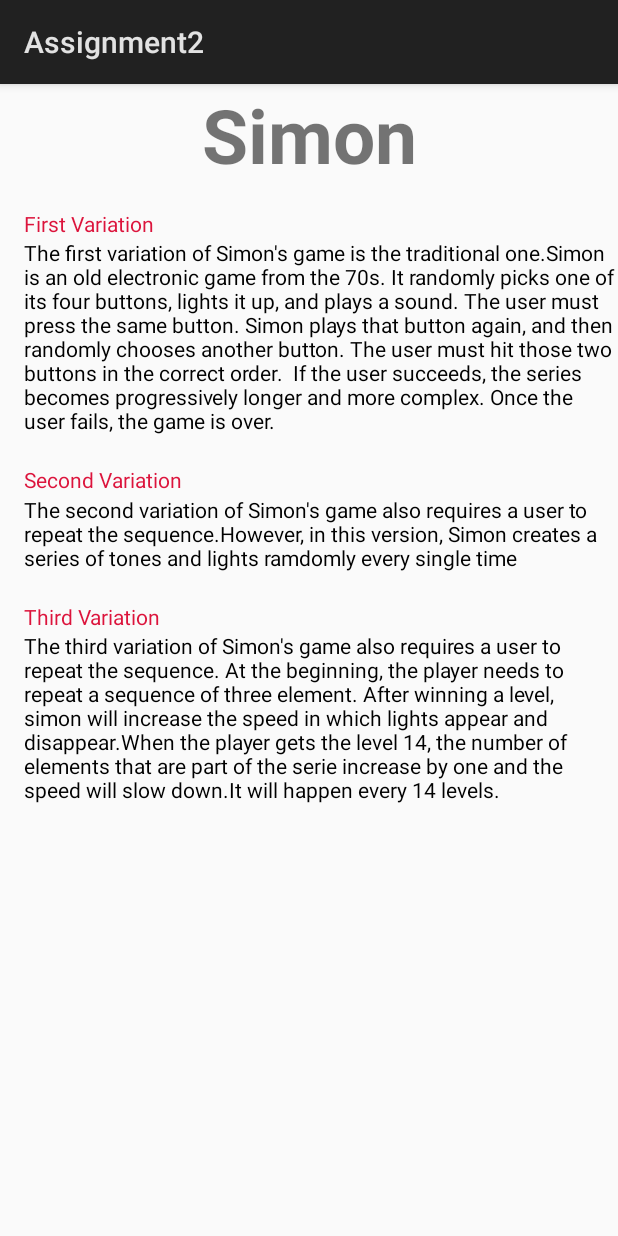
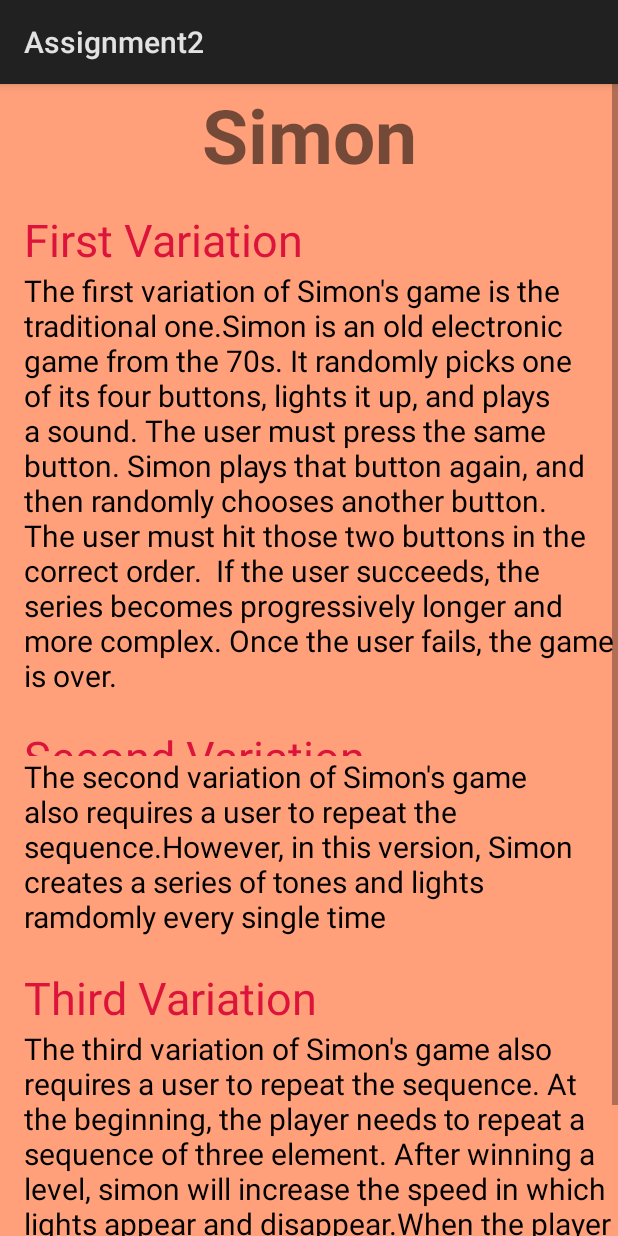
Before and after one commit to ClaudiaLidia/SimonGame, an Android app: the Rules screen opened directly, with no data from a screen before it, on a phone screen of 412 x 824 dp. Run offline under Robolectric (Android 15) with nearby library versions, the phone set to English and light mode, and no system bars.

Commit message:
Update layouts

```diff
--- a/app/src/main/res/layout/activity_aboutus.xml
+++ b/app/src/main/res/layout/activity_aboutus.xml
@@ -37,6 +37,7 @@
             android:layout_weight="1"
             android:textAlignment="center"
             android:layout_marginTop="8dp"
+            android:textSize="20sp"
             android:text="Lidia Yanes Garcia \n
     lyanesgarcia"
             android:textColor="#000" />
@@ -48,6 +49,7 @@
             android:textColor="#000"
             android:textAlignment="center"
             android:layout_marginTop="8dp"
+            android:textSize="20sp"
             android:text="Claudia Yanes Garcia \n
     cyanesgarcia" />
 
@@ -59,6 +61,7 @@
         android:layout_marginTop="45dp"
         android:layout_marginLeft="10dp"
         android:textColor="#000"
+        android:textSize="20sp"
         android:text="This project is the second assignment for CSCI 4020, the second course of Mobile App"
         />
 </LinearLayout>
--- a/app/src/main/res/layout/activity_credits.xml
+++ b/app/src/main/res/layout/activity_credits.xml
@@ -5,7 +5,7 @@
     xmlns:tools="http://schemas.android.com/tools"
     android:layout_width="match_parent"
     android:layout_height="match_parent"
-    android:backgroud="#FFE4C4">
+    android:background="#FFA07A">
 
 
     <TextView
--- a/app/src/main/res/layout/activity_main.xml
+++ b/app/src/main/res/layout/activity_main.xml
@@ -5,7 +5,8 @@
     android:layout_width="match_parent"
     android:layout_height="match_parent"
     tools:context="com.yanes.assignment2.MainActivity"
-    android:orientation="vertical">
+    android:orientation="vertical"
+    android:background="#FFA07A">
 
     <Button
         android:id="@+id/bfirstv"
--- a/app/src/main/res/layout/activity_play.xml
+++ b/app/src/main/res/layout/activity_play.xml
@@ -11,7 +11,7 @@
         android:layout_marginEnd="8dp"
         android:layout_marginStart="8dp"
         android:layout_marginTop="40dp"
-        android:text="Start to Play"
+        android:text="Play"
         app:layout_constraintEnd_toEndOf="parent"
         app:layout_constraintStart_toStartOf="parent"
         app:layout_constraintTop_toTopOf="parent" />
@@ -73,6 +73,7 @@
         android:layout_marginStart="8dp"
         android:layout_marginTop="8dp"
         android:text=""
+        android:textSize="20sp"
         app:layout_constraintStart_toStartOf="parent"
         app:layout_constraintTop_toTopOf="parent" />
 </android.support.constraint.ConstraintLayout>
--- a/app/src/main/res/layout/activity_rules.xml
+++ b/app/src/main/res/layout/activity_rules.xml
@@ -1,8 +1,12 @@
 <?xml version="1.0" encoding="utf-8"?>
+<ScrollView android:layout_width="match_parent"
+    android:layout_height="match_parent"
+    xmlns:android="http://schemas.android.com/apk/res/android">
 <android.support.constraint.ConstraintLayout xmlns:android="http://schemas.android.com/apk/res/android"
     xmlns:app="http://schemas.android.com/apk/res-auto"
     android:layout_width="match_parent"
-    android:layout_height="match_parent">
+    android:layout_height="match_parent"
+    android:background="#FFA07A">
     <TextView
         android:id="@+id/tvtitle"
         android:layout_width="match_parent"
@@ -20,6 +24,7 @@
         android:layout_height="wrap_content"
         android:layout_marginStart="16dp"
         android:layout_marginTop="16dp"
+        android:textSize="30sp"
         android:text="First Variation"
         app:layout_constraintStart_toStartOf="parent"
         app:layout_constraintTop_toBottomOf="@+id/tvtitle"
@@ -31,6 +36,7 @@
         android:layout_width="match_parent"
         android:layout_height="wrap_content"
         android:layout_marginStart="16dp"
+        android:textSize="20sp"
         app:layout_constraintStart_toStartOf="parent"
         app:layout_constraintTop_toBottomOf="@+id/tvt1" />
 
@@ -41,16 +47,17 @@
         android:layout_marginStart="16dp"
         android:layout_marginTop="20dp"
         android:text="Second Variation"
+        android:textSize="30sp"
         app:layout_constraintStart_toStartOf="parent"
         app:layout_constraintTop_toBottomOf="@+id/tvinfo1"
-        android:textColor="#DC143C"
-        />
+        android:textColor="#DC143C" />
 
     <TextView
         android:id="@+id/tvinfo2"
         android:layout_width="match_parent"
         android:layout_height="wrap_content"
         android:textColor="#000"
+        android:textSize="20sp"
         android:layout_marginStart="16dp"
         app:layout_constraintStart_toStartOf="parent"
         app:layout_constraintTop_toBottomOf="@+id/tvt2" />
@@ -64,8 +71,8 @@
         android:text="Third Variation"
         app:layout_constraintStart_toStartOf="parent"
         app:layout_constraintTop_toBottomOf="@+id/tvinfo2"
-        android:textColor="#DC143C"
-        />
+        android:textSize="30sp"
+        android:textColor="#DC143C"/>
 
     <TextView
         android:id="@+id/tvinfo3"
@@ -73,7 +80,9 @@
         android:layout_width="match_parent"
         android:layout_height="wrap_content"
         android:layout_marginStart="16dp"
+        android:textSize="20sp"
         app:layout_constraintStart_toStartOf="parent"
         app:layout_constraintTop_toBottomOf="@+id/tvt3" />
 
 </android.support.constraint.ConstraintLayout>
+</ScrollView>
```
